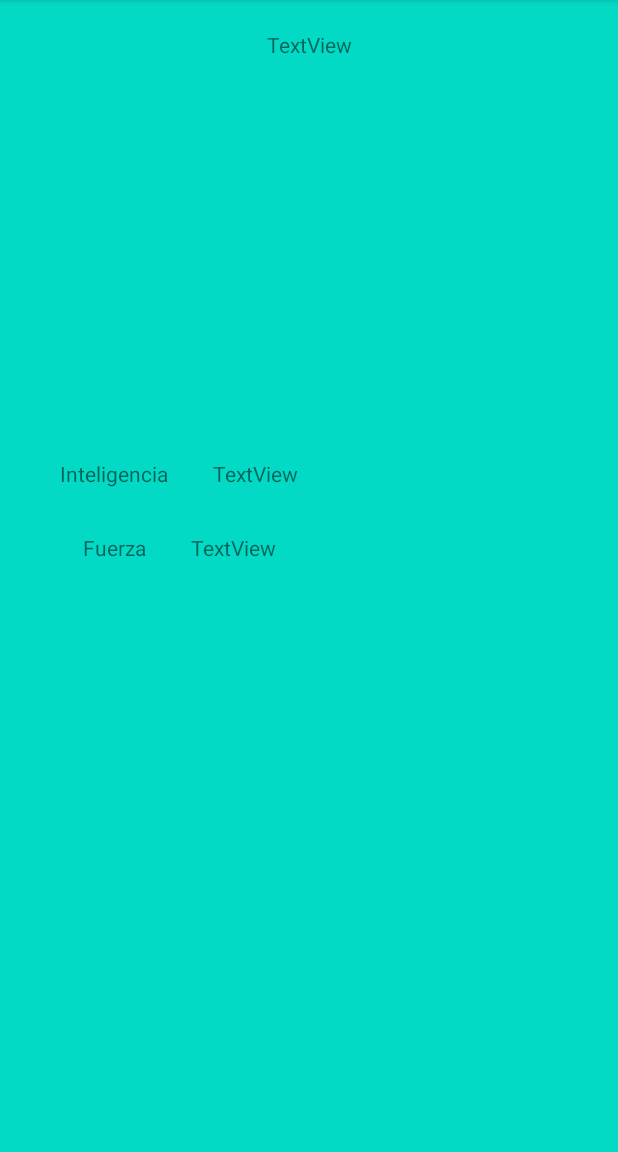
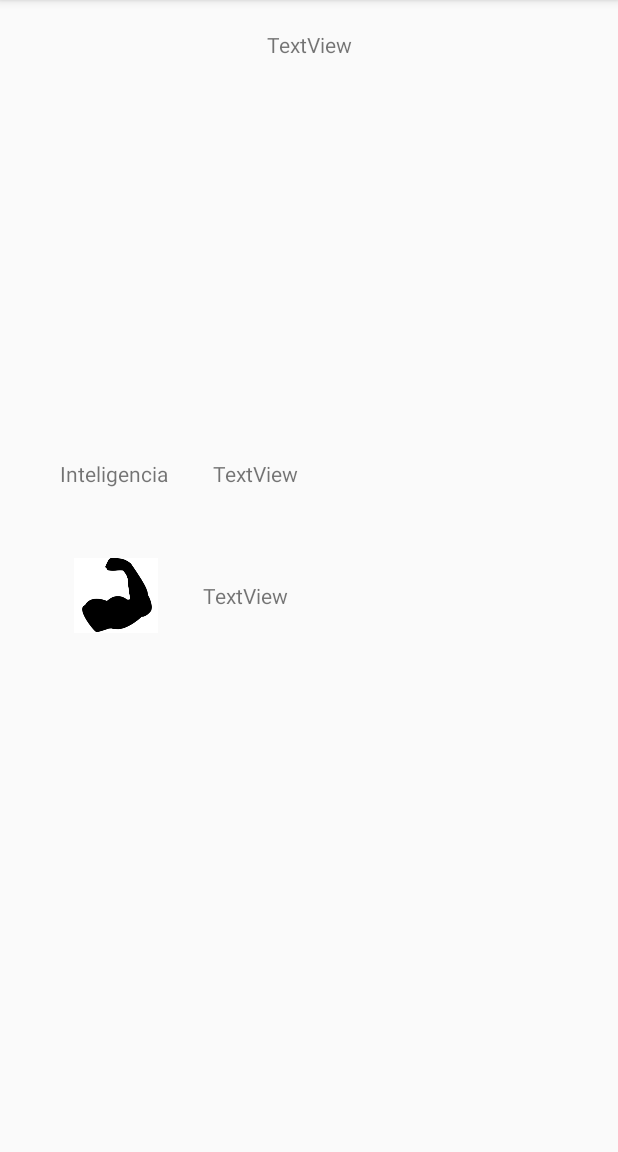
Before and after one commit to AlejandroPerezGarcia/PruebaKotlin, an Android app: the fragment HeroeDetailFragment placed in its activity, on a phone screen of 412 x 824 dp, the part 84-1236 px from its top. Run offline under Robolectric (Android 15) with nearby library versions, the phone set to English and light mode, and no system bars; our stand-ins replace Picasso, Room's generated code; pictures from the network do not load.

Commit message:
cambio de letra y fondo pantalla principal

```diff
--- a/app/src/main/java/cl/desafiolatam/superheroes/model/api/HeroeListMini.kt
+++ b/app/src/main/java/cl/desafiolatam/superheroes/model/api/HeroeListMini.kt
@@ -3,6 +3,6 @@ package cl.desafiolatam.superheroes.model.api
 data class HeroeListMini (
 
     val id: Int,
-    val images_sm: String,
+    val images_md: String,
     val name: String
 )
--- a/app/src/main/java/cl/desafiolatam/superheroes/model/db/DaoHeroe.kt
+++ b/app/src/main/java/cl/desafiolatam/superheroes/model/db/DaoHeroe.kt
@@ -13,7 +13,7 @@ interface DaoHeroe {
     @Query("select * from heroe_table")
     fun getAllheroe() : LiveData<List<EntityHeroe>>
 
-    @Query("select id,name,images_sm from heroe_table")
+    @Query("select id,name,images_md from heroe_table")
     fun getMiniHeroe() :LiveData<List<HeroeListMini>>
 
     @Insert(onConflict = OnConflictStrategy.REPLACE)
--- a/app/src/main/java/cl/desafiolatam/superheroes/view/AdapterHeroe.kt
+++ b/app/src/main/java/cl/desafiolatam/superheroes/view/AdapterHeroe.kt
@@ -28,7 +28,7 @@ class AdapterHeroe (private var heroeDataset : MutableList<HeroeListMini>) :Recy
     override fun onBindViewHolder(holder: HeroeViewHolder, position: Int) {
         holder.textname.text = heroeDataset.get(position).name
         holder.textid.text = heroeDataset.get(position).id.toString()
-        Picasso.get().load(heroeDataset.get(position).images_sm).into(holder.textView)
+        Picasso.get().load(heroeDataset.get(position).images_md).into(holder.textView)
 
         //funcion del click
         holder.itemView.setOnClickListener{
--- a/app/src/main/res/layout/activity_main.xml
+++ b/app/src/main/res/layout/activity_main.xml
@@ -4,7 +4,6 @@
     xmlns:tools="http://schemas.android.com/tools"
     android:layout_width="match_parent"
     android:layout_height="match_parent"
-    android:background="@color/colorAccent"
     tools:context=".view.MainActivity">
 
 <androidx.fragment.app.FragmentContainerView
--- a/app/src/main/res/layout/fragment_heroe_detail.xml
+++ b/app/src/main/res/layout/fragment_heroe_detail.xml
@@ -50,22 +50,22 @@
         app:layout_constraintTop_toTopOf="@+id/textView" />
 
     <TextView
-        android:id="@+id/textView4"
-        android:layout_width="wrap_content"
-        android:layout_height="wrap_content"
-        android:layout_marginTop="30dp"
-        android:text="Fuerza"
-        app:layout_constraintEnd_toEndOf="@+id/textView"
-        app:layout_constraintStart_toStartOf="@+id/textView"
-        app:layout_constraintTop_toBottomOf="@+id/textView" />
-
-    <TextView
         android:id="@+id/textView5"
         android:layout_width="wrap_content"
         android:layout_height="wrap_content"
         android:layout_marginStart="30dp"
         android:text="TextView"
-        app:layout_constraintBottom_toBottomOf="@+id/textView4"
-        app:layout_constraintStart_toEndOf="@+id/textView4"
-        app:layout_constraintTop_toTopOf="@+id/textView4" />
+        app:layout_constraintBottom_toBottomOf="@+id/imageView2"
+        app:layout_constraintStart_toEndOf="@+id/imageView2"
+        app:layout_constraintTop_toTopOf="@+id/imageView2" />
+
+    <ImageView
+        android:id="@+id/imageView2"
+        android:layout_width="56dp"
+        android:layout_height="55dp"
+        android:layout_marginStart="49dp"
+        android:layout_marginTop="44dp"
+        android:src="@mipmap/strength"
+        app:layout_constraintStart_toStartOf="parent"
+        app:layout_constraintTop_toBottomOf="@+id/textView" />
 </androidx.constraintlayout.widget.ConstraintLayout>
```
Also changed, not shown: app/src/main/res/layout/heroe_list.xml (+16 -9 lines), app/src/main/res/mipmap-hdpi/superheroes.png (deleted), app/src/main/res/mipmap-xxxhdpi/strength.jpg (added).
